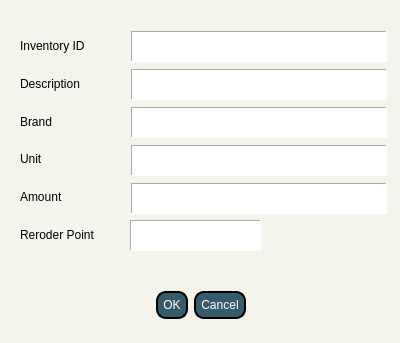
Above: add_item.ui from ongchangco/Economystique2 before the change. Below: the same form after it.
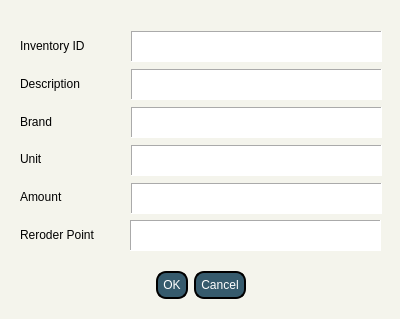
That is the form after the change. Icons and pictures are not drawn.

What changed in the file:
```diff
--- a/add_item.ui
+++ b/add_item.ui
@@ -10,7 +10,7 @@
     <x>0</x>
     <y>0</y>
     <width>400</width>
-    <height>343</height>
+    <height>319</height>
    </rect>
   </property>
   <property name="windowTitle">
@@ -30,7 +30,7 @@
    <property name="geometry">
     <rect>
      <x>0</x>
-     <y>280</y>
+     <y>260</y>
      <width>401</width>
      <height>51</height>
     </rect>
@@ -123,7 +123,7 @@
     <rect>
      <x>131</x>
      <y>31</y>
-     <width>256</width>
+     <width>251</width>
      <height>31</height>
     </rect>
    </property>
@@ -149,7 +149,7 @@
     <rect>
      <x>131</x>
      <y>69</y>
-     <width>256</width>
+     <width>251</width>
      <height>31</height>
     </rect>
    </property>
@@ -175,7 +175,7 @@
     <rect>
      <x>131</x>
      <y>107</y>
-     <width>256</width>
+     <width>251</width>
      <height>31</height>
     </rect>
    </property>
@@ -201,7 +201,7 @@
     <rect>
      <x>131</x>
      <y>145</y>
-     <width>256</width>
+     <width>251</width>
      <height>31</height>
     </rect>
    </property>
@@ -227,7 +227,7 @@
     <rect>
      <x>131</x>
      <y>183</y>
-     <width>256</width>
+     <width>251</width>
      <height>31</height>
     </rect>
    </property>
@@ -253,7 +253,7 @@
     <rect>
      <x>130</x>
      <y>220</y>
-     <width>131</width>
+     <width>251</width>
      <height>31</height>
     </rect>
    </property>
@@ -274,19 +274,6 @@
 &lt;p align=&quot;center&quot; style=&quot;-qt-paragraph-type:empty; margin-top:0px; margin-bottom:0px; margin-left:0px; margin-right:0px; -qt-block-indent:0; text-indent:0px;&quot;&gt;&lt;br /&gt;&lt;/p&gt;&lt;/body&gt;&lt;/html&gt;</string>
    </property>
   </widget>
-  <widget class="QLabel" name="lblROPUnit">
-   <property name="geometry">
-    <rect>
-     <x>280</x>
-     <y>220</y>
-     <width>109</width>
-     <height>31</height>
-    </rect>
-   </property>
-   <property name="text">
-    <string/>
-   </property>
-  </widget>
  </widget>
  <resources/>
  <connections>
```
